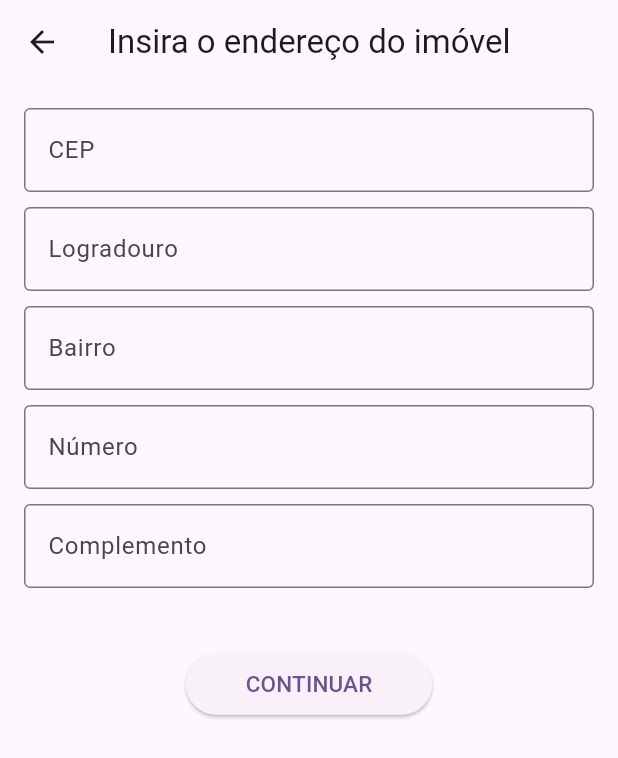
After one commit to Vitorrecoaro/DevMovel-MeAjudaApe-Flutter, a Flutter app: the NovoImovel screen opened by its route, after a tap on "CONTINUAR", on a phone screen of 412 x 824 dp. The commit adds this screen. Shown: the top 758 px of the screen. Run offline on Flutter 3.47's test engine with Material 2 defaults, Android fonts, the phone set to English and light mode, and no system bars; our stand-ins replace carousel_slider.

Commit message:
Add: Forms screen almost done

```diff
--- a/lib/main.dart
+++ b/lib/main.dart
@@ -1,5 +1,6 @@
 import 'package:dev_movel_me_ajuda_ape/pages/descricao.page.dart';
 import 'package:dev_movel_me_ajuda_ape/pages/main.page.dart';
+import 'package:dev_movel_me_ajuda_ape/pages/novo.imovel.dart';
 import 'package:dev_movel_me_ajuda_ape/state/main.state.dart';
 import 'package:flutter/material.dart';
 import 'package:provider/provider.dart';
@@ -19,7 +20,8 @@ class MyApp extends StatelessWidget {
         initialRoute: '/',
         routes: {
           '/': (context) => MainPage(),
-          '/description': (context) => DescricaoScreen()
+          '/description': (context) => DescricaoScreen(),
+          '/add': (context) => NovoImovel()
         },
         title: 'Flutter Demo',
         theme: ThemeData(
--- a/lib/pages/main.page.dart
+++ b/lib/pages/main.page.dart
@@ -24,8 +24,12 @@ class MainPage extends StatelessWidget {
         ),
         Container(
           color: Colors.yellow,
-          child: const Center(
-            child: Text("Form page"),
+          child: Center(
+            child: ElevatedButton(
+                onPressed: () {
+                  Navigator.pushNamed(context, '/add');
+                },
+                child: const Text('Clique aqui para abrir o forms')),
           ),
         ),
         Container(
--- /dev/null
+++ b/lib/pages/novo.imovel.dart
@@ -0,0 +1,84 @@
+import 'package:flutter/material.dart';
+
+class NovoImovel extends StatefulWidget {
+  const NovoImovel({super.key});
+
+  @override
+  State<NovoImovel> createState() => _NovoImovelState();
+}
+
+class _NovoImovelState extends State<NovoImovel> {
+  TextEditingController _tf1Controller = TextEditingController();
+  TextEditingController _tf2Controller = TextEditingController();
+  TextEditingController _tf3Controller = TextEditingController();
+  TextEditingController _tf4Controller = TextEditingController();
+  TextEditingController _tf5Controller = TextEditingController();
+
+  @override
+  Widget build(BuildContext context) {
+    return Scaffold(
+      appBar: AppBar(
+        title: const Text('Insira o endereço do imóvel'),
+      ),
+      body: Padding(
+        padding: const EdgeInsets.all(16.0),
+        child: Column(children: [
+          TextField(
+            controller: _tf1Controller,
+            decoration:
+                InputDecoration(labelText: 'CEP', border: OutlineInputBorder()),
+          ),
+          SizedBox(height: 10),
+          TextField(
+            controller: _tf2Controller,
+            decoration: InputDecoration(
+                labelText: 'Logradouro', border: OutlineInputBorder()),
+          ),
+          SizedBox(height: 10),
+          TextField(
+            controller: _tf3Controller,
+            decoration: InputDecoration(
+                labelText: 'Bairro', border: OutlineInputBorder()),
+          ),
+          SizedBox(height: 10),
+          TextField(
+            controller: _tf4Controller,
+            decoration: InputDecoration(
+                labelText: 'Número', border: OutlineInputBorder()),
+          ),
+          SizedBox(height: 10),
+          TextField(
+            controller: _tf5Controller,
+            decoration: InputDecoration(
+                labelText: 'Complemento', border: OutlineInputBorder()),
+          ),
+          SizedBox(height: 40),
+          ElevatedButton(
+            onPressed: () {
+              // Ação a ser realizada quando o botão for pressionado
+              String value1 = _tf1Controller.text;
+              String value2 = _tf2Controller.text;
+              String value3 = _tf3Controller.text;
+              String value4 = _tf4Controller.text;
+              String value5 = _tf5Controller.text;
+
+              // Exemplo de ação: imprimir os valores dos campos
+              print('Campo 1: $value1');
+              print('Campo 2: $value2');
+              print('Campo 3: $value3');
+              print('Campo 4: $value4');
+              print('Campo 5: $value5');
+            },
+            style: ElevatedButton.styleFrom(
+                padding:
+                    const EdgeInsets.symmetric(vertical: 10, horizontal: 40)),
+            child: const Text(
+              'CONTINUAR',
+              style: TextStyle(fontSize: 15),
+            ),
+          ),
+        ]),
+      ),
+    );
+  }
+}
```
